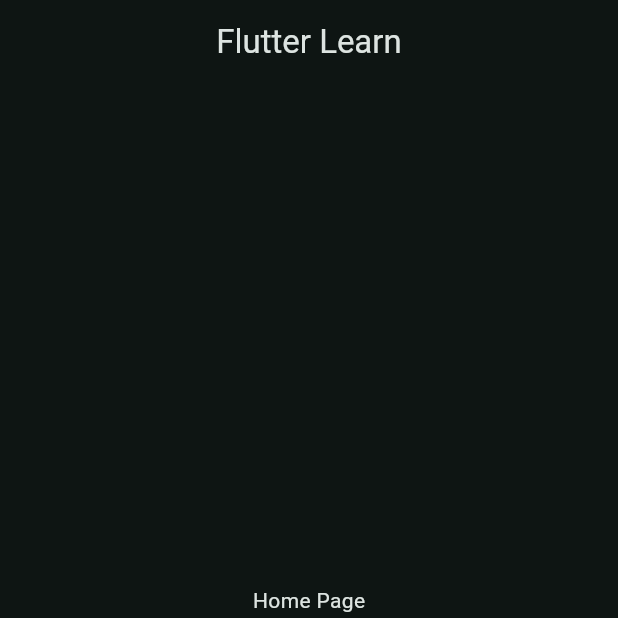
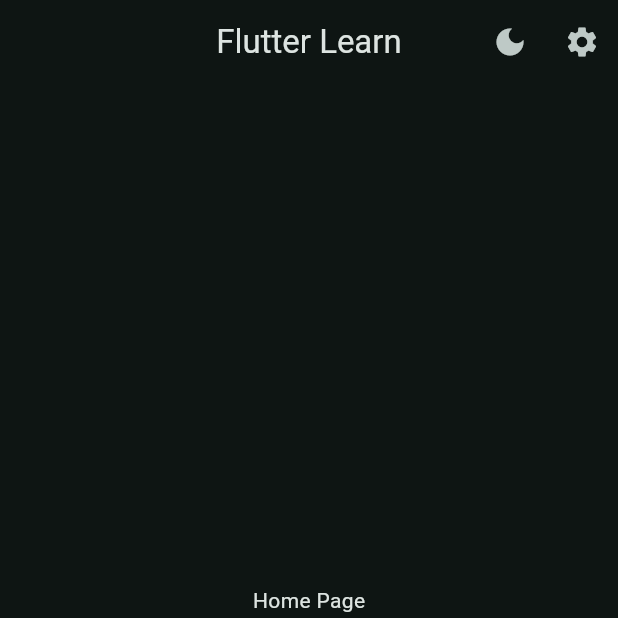
Before and after one commit to SantiGO055/learning-flutter, a Flutter app: the screen it shows after launch, on a phone screen of 412 x 824 dp, the top half of it. Run offline on Flutter 3.47's test engine with Material 3 defaults, Android fonts, the phone set to English and light mode, and no system bars.

Commit message:
Continue learning

```diff
--- a/lib/main.dart
+++ b/lib/main.dart
@@ -3,6 +3,7 @@
 import 'package:flutter/material.dart';
 import 'package:flutter_app_test/second_page.dart';
 import 'package:flutter_app_test/third_page.dart';
+import 'package:flutter_app_test/views/data/notifiers.dart';
 import 'package:flutter_app_test/views/widget_tree.dart';
 
 void main() {
@@ -45,12 +46,19 @@ class _MyScaffoldAppState extends State<MyScaffoldApp> {
 
   @override
   Widget build(BuildContext context) {
+    return ValueListenableBuilder(
+        valueListenable: isDarkModeNotifier,
+        builder: (context, isDarkMode, child) {
           return MaterialApp(
             debugShowCheckedModeBanner: false,
             theme: ThemeData(
               colorScheme: ColorScheme.fromSeed(
-              seedColor: Colors.teal, brightness: Brightness.dark)),
+                seedColor: Colors.teal,
+                brightness: isDarkMode ? Brightness.dark : Brightness.light,
+              ),
+            ),
             home: WidgetTree(),
           );
+        });
   }
 }
--- a/lib/views/data/notifiers.dart
+++ b/lib/views/data/notifiers.dart
@@ -4,3 +4,4 @@
 import 'package:flutter/material.dart';
 
 ValueNotifier<int> selectedPageNotifier = ValueNotifier(0);
+ValueNotifier<bool> isDarkModeNotifier = ValueNotifier(true);
--- a/lib/views/pages/profile_page.dart
+++ b/lib/views/pages/profile_page.dart
@@ -1,4 +1,4 @@
-import 'package:flutter/material.dart';
+ import 'package:flutter/material.dart';
 
 class ProfilePage extends StatelessWidget {
   const ProfilePage({super.key});
--- a/lib/views/widget_tree.dart
+++ b/lib/views/widget_tree.dart
@@ -2,12 +2,11 @@ import 'package:flutter/material.dart';
 import 'package:flutter_app_test/views/data/notifiers.dart';
 import 'package:flutter_app_test/views/pages/home_page.dart';
 import 'package:flutter_app_test/views/pages/profile_page.dart';
+import 'package:flutter_app_test/views/pages/settings_page.dart';
 import 'package:flutter_app_test/views/widgets/navbar_widget.dart';
 
-List<Widget> pages= [
-  const HomePage(),
-  const ProfilePage()
-];
+List<Widget> pages = [const HomePage(), const ProfilePage()];
+
 class WidgetTree extends StatelessWidget {
   const WidgetTree({super.key});
 
@@ -17,11 +16,32 @@ class WidgetTree extends StatelessWidget {
       appBar: AppBar(
         title: const Text("Flutter Learn"),
         centerTitle: true,
+        actions: [
+          IconButton(
+            onPressed: () {
+              isDarkModeNotifier.value = !isDarkModeNotifier.value;
+            },
+            icon: ValueListenableBuilder(
+                valueListenable: isDarkModeNotifier,
+                builder: (context, isDarkMode, child) {
+                  return Icon(isDarkModeNotifier.value
+                      ? Icons.dark_mode
+                      : Icons.light_mode);
+                }),
+          ),
+          IconButton(
+              onPressed: () {
+                Navigator.push(context, //pushReplacement se suele usar cuando se usa login y despues se redirige al home, borra la pila de navegacion
+                    MaterialPageRoute(builder: (context) => SettingsPage()));
+              },
+              icon: Icon(Icons.settings))
+        ],
       ),
       bottomNavigationBar: NavbarWidget(),
-        body: ValueListenableBuilder(valueListenable: selectedPageNotifier, builder: (context, selectedPage, child) {
-          return pages.elementAt(selectedPage);
-        }),
+      body: ValueListenableBuilder(
+          valueListenable: selectedPageNotifier,
+          builder: (context, selectedPage, child) =>
+              pages.elementAt(selectedPage)),
     );
   }
 }
```
Also changed, not shown: lib/views/pages/settings_page.dart (added, +100 -0 lines). Lines whose indentation alone changed are shown as unchanged.
